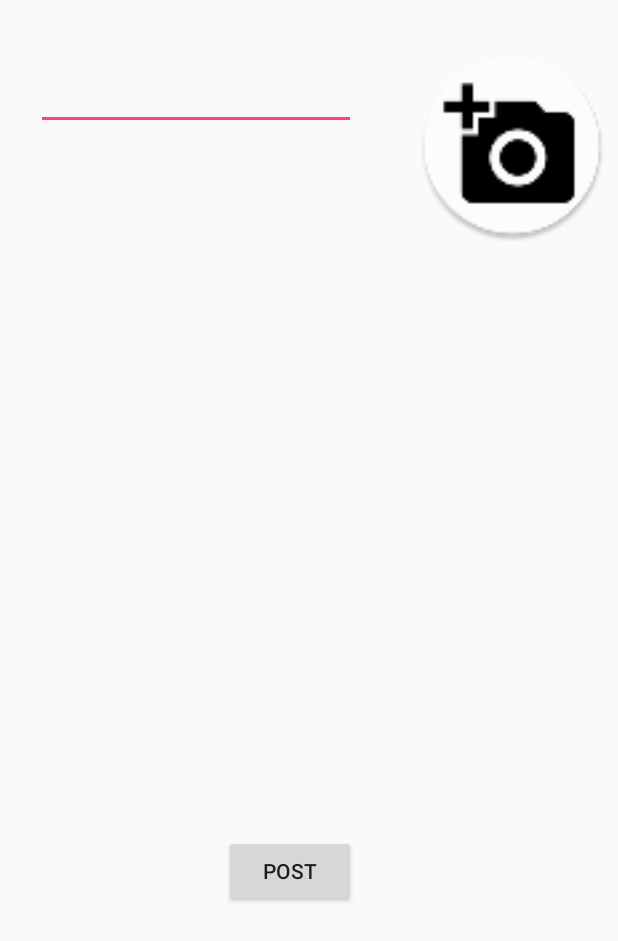
After one commit to bwhsdzf/instagram, an Android app: the layout activity_post.xml on its own in the app's theme, with its tools: preview values and no code run, on a phone screen of 412 x 824 dp. The commit adds this screen. Shown: the top 941 px of the screen. Run offline under Robolectric (Android 15) with nearby library versions, the phone set to English and light mode, and no system bars.

Commit message:
User can post images to database. Relational database model for further info retrival: user-posts, user-followers, user-followings

```diff
--- a/app/src/main/AndroidManifest.xml
+++ b/app/src/main/AndroidManifest.xml
@@ -33,7 +33,8 @@
             android:name=".NavigationActivity"
             android:label="@string/title_activity_main"
             android:theme="@style/AppTheme.NoActionBar" />
-        <activity android:name=".SignupActivity"></activity>
+        <activity android:name=".SignupActivity" />
+        <activity android:name=".PostActivity"></activity>
     </application>
 
 </manifest>
--- /dev/null
+++ b/app/src/main/res/layout/activity_post.xml
@@ -0,0 +1,43 @@
+<?xml version="1.0" encoding="utf-8"?>
+<RelativeLayout xmlns:android="http://schemas.android.com/apk/res/android"
+    xmlns:app="http://schemas.android.com/apk/res-auto"
+    xmlns:tools="http://schemas.android.com/tools"
+    android:layout_width="match_parent"
+    android:layout_height="match_parent"
+    tools:context=".PostActivity">
+
+    <EditText
+        android:id="@+id/postMessage"
+        android:layout_width="wrap_content"
+        android:layout_height="wrap_content"
+        android:layout_alignParentStart="true"
+        android:layout_alignParentLeft="true"
+        android:layout_alignParentTop="true"
+        android:layout_marginStart="24dp"
+        android:layout_marginLeft="24dp"
+        android:layout_marginTop="41dp"
+        android:ems="10"
+        android:inputType="textMultiLine" />
+
+    <ImageView
+        android:id="@+id/postImage"
+        android:layout_width="129dp"
+        android:layout_height="128dp"
+        android:layout_alignBottom="@+id/postMessage"
+        android:layout_alignParentEnd="true"
+        android:layout_alignParentRight="true"
+        android:layout_marginEnd="5dp"
+        android:layout_marginRight="5dp"
+        android:layout_marginBottom="-75dp"
+        app:srcCompat="@mipmap/ic_upload_profile" />
+
+    <Button
+        android:id="@+id/postButton"
+        android:layout_width="wrap_content"
+        android:layout_height="wrap_content"
+        android:layout_alignEnd="@+id/postMessage"
+        android:layout_alignParentBottom="true"
+        android:layout_marginBottom="219dp"
+        android:text="Post" />
+
+</RelativeLayout>
--- a/app/src/main/res/layout/activity_signup.xml
+++ b/app/src/main/res/layout/activity_signup.xml
@@ -82,7 +82,7 @@
                     android:id="@+id/password"
                     android:layout_width="match_parent"
                     android:layout_height="wrap_content"
-                    android:hint="@string/hint_password"
+                    android:hint="@string/prompt_password"
                     android:imeActionId="6"
                     android:imeActionLabel="@string/action_sign_in"
                     android:imeOptions="actionUnspecified"
--- a/app/src/main/res/layout/fragment_photo.xml
+++ b/app/src/main/res/layout/fragment_photo.xml
@@ -16,5 +16,11 @@
             android:textColor="#ffffff"
             android:gravity="center"/>
 
+        <Button
+            android:id="@+id/toPostButton"
+            android:layout_width="match_parent"
+            android:layout_height="wrap_content"
+            android:text="Button" />
+
     </LinearLayout>
 </LinearLayout>
--- a/app/src/main/res/values/strings.xml
+++ b/app/src/main/res/values/strings.xml
@@ -32,4 +32,6 @@
     <string name="title_following">Following</string>
     <string name="title_my_posts">My Posts:</string>
     <string name="hello_blank_fragment">Hello blank fragment</string>
+    <string name="title_activity_login2">Sign in</string>
+    <string name="action_sign_in_short">Sign in</string>
 </resources>
```
Also changed, not shown: app/src/main/java/com/mobile/instagram/FragmentPhoto.java (+5 -13 lines), app/src/main/java/com/mobile/instagram/FragmentProfile.java (+20 -7 lines), app/src/main/java/com/mobile/instagram/PostActivity.java (added, +182 -0 lines), app/src/main/java/com/mobile/instagram/SignupActivity.java (+14 -11 lines), app/src/main/java/com/mobile/instagram/models/DefaultPost.java (deleted, +0 -8 lines), app/src/main/java/com/mobile/instagram/models/DefaultUser.java (deleted, +0 -8 lines), app/src/main/java/com/mobile/instagram/models/Post.java (+42 -7 lines), app/src/main/java/com/mobile/instagram/models/User.java (+14 -6 lines), app/src/main/java/com/mobile/instagram/models/relationalModels/UserFollower.java (added, +43 -0 lines), app/src/main/java/com/mobile/instagram/models/relationalModels/UserFollowing.java (added, +45 -0 lines), app/src/main/java/com/mobile/instagram/models/relationalModels/UserPosts.java (added, +37 -0 lines), app/src/main/res/layout/fragment_profile.xml (+12 -0 lines).
